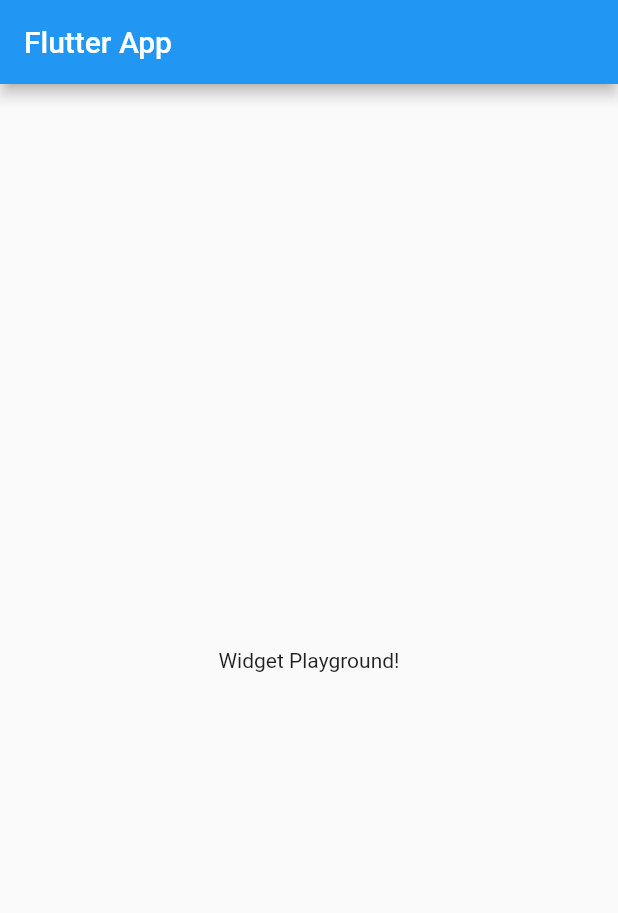
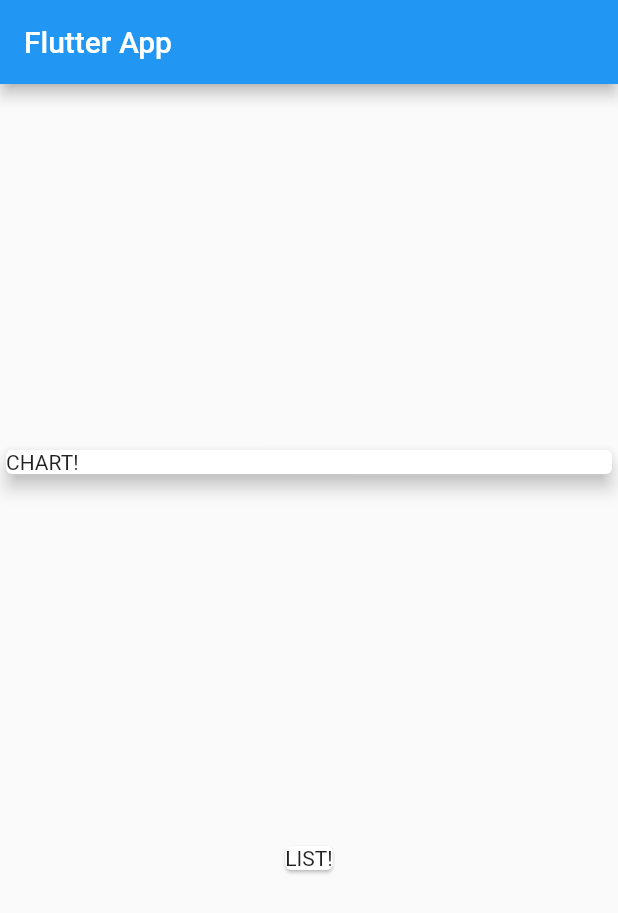
Before and after one commit to sfallmann/flutter-practice, a Flutter app: the screen it shows after launch, on a phone screen of 412 x 824 dp. Shown: the top 913 px of the screen. Run offline on Flutter 3.47's test engine with Material 2 defaults, Android fonts, the phone set to English and light mode, and no system bars.

Commit message:
created Transaction class modified layout of screen

```diff
--- /dev/null
+++ b/personal_expenses_app/lib/classes/transaction.dart
@@ -0,0 +1,14 @@
+import 'package:meta/meta.dart';
+
+class Transaction {
+  final String id;
+  final String title;
+  final double amount;
+  final DateTime date;
+
+  const Transaction(
+      {@required this.id,
+      @required this.title,
+      @required this.amount,
+      @required this.date});
+}
--- a/personal_expenses_app/lib/main.dart
+++ b/personal_expenses_app/lib/main.dart
@@ -1,4 +1,5 @@
 import 'package:flutter/material.dart';
+import 'package:personal_expenses_app/classes/transaction.dart';
 
 void main() => runApp(MyApp());
 
@@ -13,14 +14,29 @@ class MyApp extends StatelessWidget {
 }
 
 class MyHomePage extends StatelessWidget {
+  final List<Transaction> transactions = [
+    Transaction(id: 't1', title: 'Breakfast', amount: 4.95, date: DateTime.now()),
+  ];
+
   @override
   Widget build(BuildContext context) {
     return Scaffold(
       appBar: AppBar(
         title: Text('Flutter App'),
       ),
-      body: Center(
-        child: Text('Widget Playground!'),
+      body: Column(
+        mainAxisAlignment: MainAxisAlignment.spaceEvenly,
+        children: <Widget>[
+          Container(
+              width: double.infinity,
+              child: Card(
+                elevation: 5,
+                child: Text('CHART!'),
+              )),
+          Card(
+            child: Text('LIST!'),
+          )
+        ],
       ),
     );
   }
```
